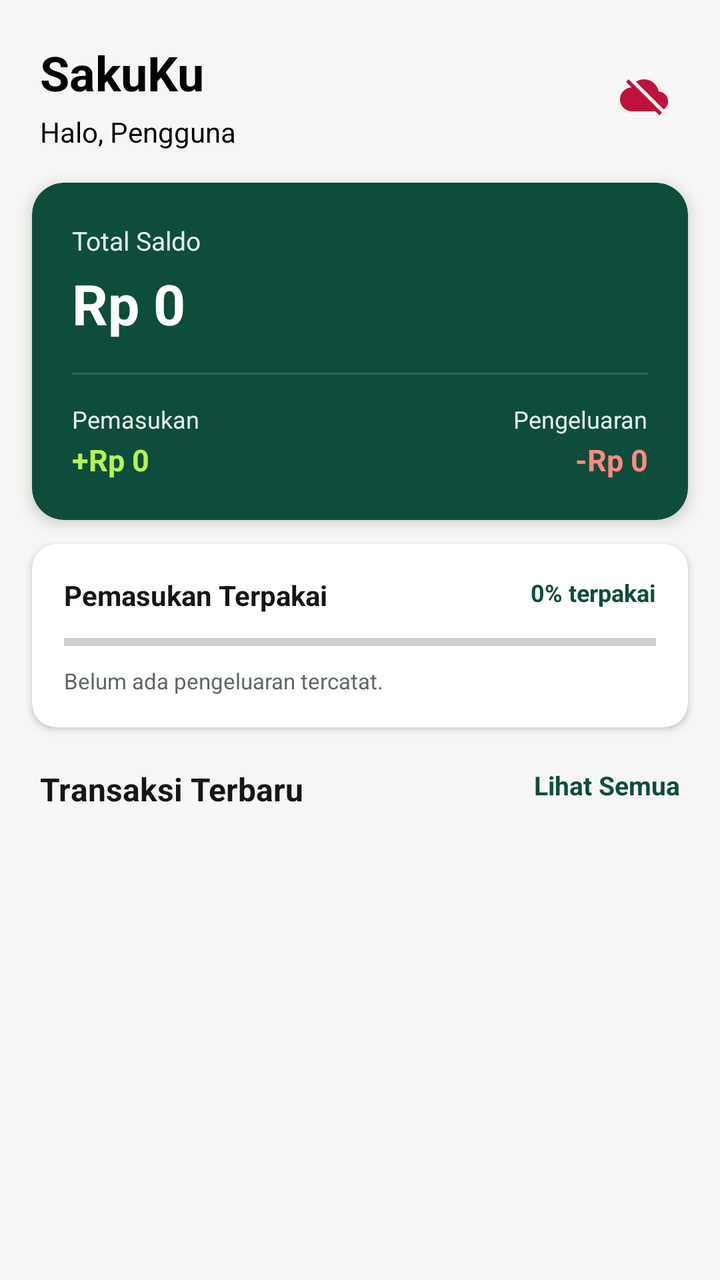
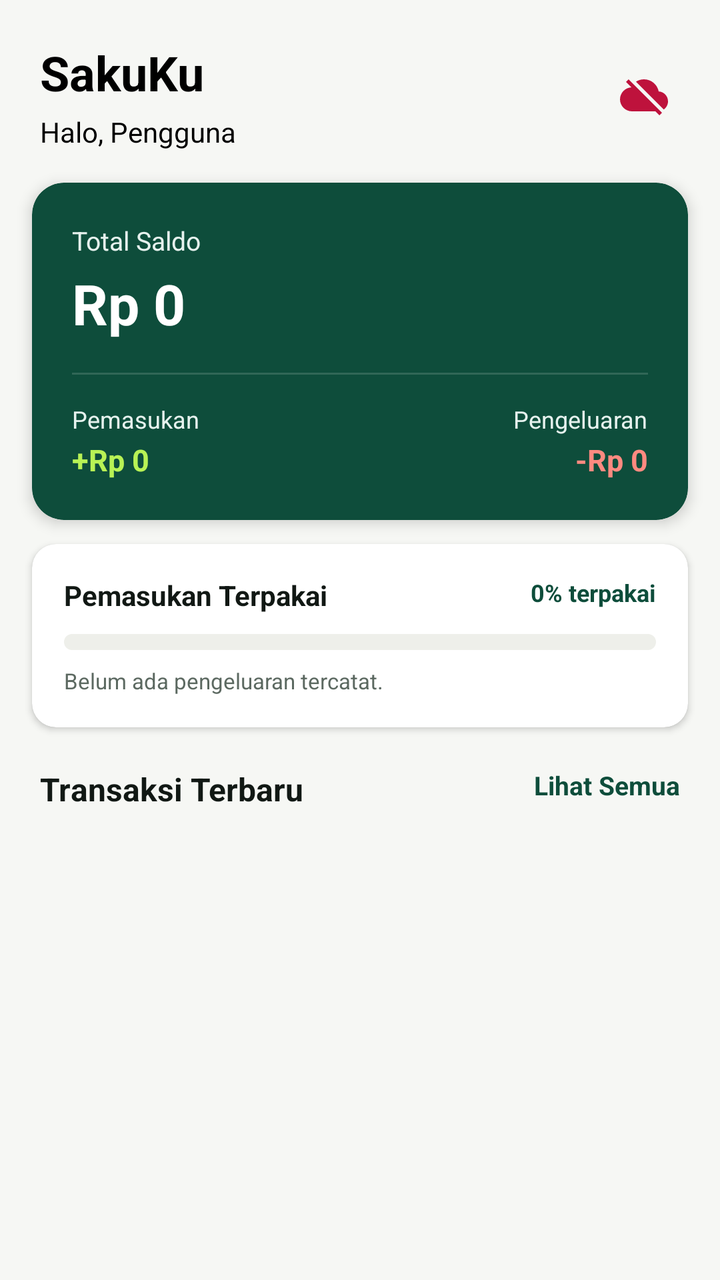

Compare the two renders of this Android layout. The source of the first and the diff that turns it into the second are given below.
<!-- AndroidManifest.xml: application theme Theme.SakuKu -->
<!-- res/layout/fragment_beranda.xml -->
<?xml version="1.0" encoding="utf-8"?>
<androidx.constraintlayout.widget.ConstraintLayout xmlns:android="http://schemas.android.com/apk/res/android"
    xmlns:app="http://schemas.android.com/apk/res-auto"
    xmlns:tools="http://schemas.android.com/tools"
    android:layout_width="match_parent"
    android:layout_height="match_parent"
    android:background="@color/canvas_stone">

    
    <androidx.core.widget.NestedScrollView
        android:id="@+id/scrollBeranda"
        android:layout_width="match_parent"
        android:layout_height="0dp"
        android:fillViewport="true"
        app:layout_constraintBottom_toBottomOf="parent"
        app:layout_constraintEnd_toEndOf="parent"
        app:layout_constraintStart_toStartOf="parent"
        app:layout_constraintTop_toTopOf="parent">

        <androidx.constraintlayout.widget.ConstraintLayout
            android:layout_width="match_parent"
            android:layout_height="wrap_content"
            android:paddingBottom="24dp">

            
            <TextView
                android:id="@+id/txtAppTitle"
                android:layout_width="0dp"
                android:layout_height="wrap_content"
                android:layout_marginStart="20dp"
                android:layout_marginTop="20dp"
                android:layout_marginEnd="12dp"
                android:text="@string/app_name"
                android:textColor="@color/black"
                android:textSize="24sp"
                android:textStyle="bold"
                app:layout_constraintEnd_toStartOf="@+id/imgStatusData"
                app:layout_constraintStart_toStartOf="parent"
                app:layout_constraintTop_toTopOf="parent" />

            <TextView
                android:id="@+id/txtGreeting"
                android:layout_width="0dp"
                android:layout_height="wrap_content"
                android:layout_marginStart="20dp"
                android:layout_marginTop="4dp"
                android:layout_marginEnd="12dp"
                android:text="Halo, Pengguna"
                android:textColor="@color/black"
                android:textSize="14sp"
                app:layout_constraintEnd_toStartOf="@+id/imgStatusData"
                app:layout_constraintStart_toStartOf="parent"
                app:layout_constraintTop_toBottomOf="@+id/txtAppTitle" />

            
            <ImageView
                android:id="@+id/imgStatusData"
                android:layout_width="44dp"
                android:layout_height="44dp"
                android:layout_marginEnd="16dp"
                android:background="?attr/selectableItemBackgroundBorderless"
                android:clickable="true"
                android:contentDescription="Status Data"
                android:focusable="true"
                android:padding="10dp"
                android:src="@drawable/baseline_cloud_off_24"
                app:layout_constraintBottom_toBottomOf="@+id/txtGreeting"
                app:layout_constraintEnd_toEndOf="parent"
                app:layout_constraintTop_toTopOf="@+id/txtAppTitle"
                app:tint="@color/expense_rose" />

            
            <androidx.cardview.widget.CardView
                android:id="@+id/cardSaldo"
                android:layout_width="0dp"
                android:layout_height="wrap_content"
                android:layout_marginHorizontal="16dp"
                android:layout_marginTop="16dp"
                app:cardBackgroundColor="@color/pine_primary"
                app:cardCornerRadius="16dp"
                app:cardElevation="4dp"
                app:layout_constraintEnd_toEndOf="parent"
                app:layout_constraintStart_toStartOf="parent"
                app:layout_constraintTop_toBottomOf="@+id/txtGreeting">

                <androidx.constraintlayout.widget.ConstraintLayout
                    android:layout_width="match_parent"
                    android:layout_height="wrap_content"
                    android:padding="20dp">

                    <TextView
                        android:id="@+id/lblTotalSaldo"
                        android:layout_width="wrap_content"
                        android:layout_height="wrap_content"
                        android:text="Total Saldo"
                        android:textColor="@color/pine_subtle"
                        android:textSize="13sp"
                        app:layout_constraintStart_toStartOf="parent"
                        app:layout_constraintTop_toTopOf="parent" />

                    <TextView
                        android:id="@+id/txtTotalSaldo"
                        android:layout_width="wrap_content"
                        android:layout_height="wrap_content"
                        android:layout_marginTop="4dp"
                        android:text="Rp 0"
                        android:textColor="@color/surface_white"
                        android:textSize="28sp"
                        android:textStyle="bold"
                        app:layout_constraintStart_toStartOf="parent"
                        app:layout_constraintTop_toBottomOf="@+id/lblTotalSaldo" />

                    <View
                        android:id="@+id/dividerSaldo"
                        android:layout_width="0dp"
                        android:layout_height="1dp"
                        android:layout_marginTop="16dp"
                        android:background="#25FFFFFF"
                        app:layout_constraintEnd_toEndOf="parent"
                        app:layout_constraintStart_toStartOf="parent"
                        app:layout_constraintTop_toBottomOf="@+id/txtTotalSaldo" />

                    
                    <TextView
                        android:id="@+id/lblPemasukan"
                        android:layout_width="wrap_content"
                        android:layout_height="wrap_content"
                        android:layout_marginTop="14dp"
                        android:text="Pemasukan"
                        android:textColor="@color/pine_subtle"
                        android:textSize="12sp"
                        app:layout_constraintStart_toStartOf="parent"
                        app:layout_constraintTop_toBottomOf="@+id/dividerSaldo" />

                    <TextView
                        android:id="@+id/txtTotalMasuk"
                        android:layout_width="wrap_content"
                        android:layout_height="wrap_content"
                        android:layout_marginTop="2dp"
                        android:text="+Rp 0"
                        android:textColor="@color/lime_accent"
                        android:textSize="15sp"
                        android:textStyle="bold"
                        app:layout_constraintStart_toStartOf="parent"
                        app:layout_constraintTop_toBottomOf="@+id/lblPemasukan" />

                    
                    <TextView
                        android:id="@+id/lblPengeluaran"
                        android:layout_width="wrap_content"
                        android:layout_height="wrap_content"
                        android:layout_marginTop="14dp"
                        android:text="Pengeluaran"
                        android:textColor="@color/pine_subtle"
                        android:textSize="12sp"
                        app:layout_constraintEnd_toEndOf="parent"
                        app:layout_constraintTop_toBottomOf="@+id/dividerSaldo" />

                    <TextView
                        android:id="@+id/txtTotalKeluar"
                        android:layout_width="wrap_content"
                        android:layout_height="wrap_content"
                        android:layout_marginTop="2dp"
                        android:text="-Rp 0"
                        android:textColor="#FF8A80"
                        android:textSize="15sp"
                        android:textStyle="bold"
                        app:layout_constraintEnd_toEndOf="parent"
                        app:layout_constraintTop_toBottomOf="@+id/lblPengeluaran" />

                </androidx.constraintlayout.widget.ConstraintLayout>
            </androidx.cardview.widget.CardView>

            
            <androidx.cardview.widget.CardView
                android:id="@+id/cardAnggaran"
                android:layout_width="0dp"
                android:layout_height="wrap_content"
                android:layout_marginHorizontal="16dp"
                android:layout_marginTop="12dp"
                app:cardBackgroundColor="@color/surface_white"
                app:cardCornerRadius="12dp"
                app:cardElevation="2dp"
                app:layout_constraintEnd_toEndOf="parent"
                app:layout_constraintStart_toStartOf="parent"
                app:layout_constraintTop_toBottomOf="@+id/cardSaldo">

                <androidx.constraintlayout.widget.ConstraintLayout
                    android:layout_width="match_parent"
                    android:layout_height="wrap_content"
                    android:padding="16dp">

                    <TextView
                        android:id="@+id/lblAnggaran"
                        android:layout_width="wrap_content"
                        android:layout_height="wrap_content"
                        android:text="Pemasukan Terpakai"
                        android:textColor="@color/text_primary"
                        android:textSize="14sp"
                        android:textStyle="bold"
                        app:layout_constraintStart_toStartOf="parent"
                        app:layout_constraintTop_toTopOf="parent" />

                    <TextView
                        android:id="@+id/txtPersenAnggaran"
                        android:layout_width="wrap_content"
                        android:layout_height="wrap_content"
                        android:text="0% terpakai"
                        android:textColor="@color/pine_primary"
                        android:textSize="12sp"
                        android:textStyle="bold"
                        app:layout_constraintEnd_toEndOf="parent"
                        app:layout_constraintTop_toTopOf="parent" />

                    <ProgressBar
                        android:id="@+id/progressAnggaran"
                        style="?android:attr/progressBarStyleHorizontal"
                        android:layout_width="0dp"
                        android:layout_height="8dp"
                        android:layout_marginTop="10dp"
                        android:progress="0"
                        android:progressTint="@color/pine_primary"
                        app:layout_constraintEnd_toEndOf="parent"
                        app:layout_constraintStart_toStartOf="parent"
                        app:layout_constraintTop_toBottomOf="@+id/lblAnggaran" />

                    <TextView
                        android:id="@+id/txtKetAnggaran"
                        android:layout_width="0dp"
                        android:layout_height="wrap_content"
                        android:layout_marginTop="8dp"
                        android:text="Belum ada pengeluaran tercatat."
                        android:textColor="@color/text_muted"
                        android:textSize="11sp"
                        app:layout_constraintEnd_toEndOf="parent"
                        app:layout_constraintStart_toStartOf="parent"
                        app:layout_constraintTop_toBottomOf="@+id/progressAnggaran" />

                </androidx.constraintlayout.widget.ConstraintLayout>
            </androidx.cardview.widget.CardView>

            
            <TextView
                android:id="@+id/lblRecent"
                android:layout_width="wrap_content"
                android:layout_height="wrap_content"
                android:layout_marginStart="20dp"
                android:layout_marginTop="20dp"
                android:text="Transaksi Terbaru"
                android:textColor="@color/text_primary"
                android:textSize="16sp"
                android:textStyle="bold"
                app:layout_constraintStart_toStartOf="parent"
                app:layout_constraintTop_toBottomOf="@+id/cardAnggaran" />

            <TextView
                android:id="@+id/txtLihatSemua"
                android:layout_width="wrap_content"
                android:layout_height="wrap_content"
                android:layout_marginTop="20dp"
                android:layout_marginEnd="20dp"
                android:text="Lihat Semua"
                android:textColor="@color/pine_primary"
                android:textSize="13sp"
                android:textStyle="bold"
                app:layout_constraintEnd_toEndOf="parent"
                app:layout_constraintTop_toBottomOf="@+id/cardAnggaran" />

            
            <androidx.recyclerview.widget.RecyclerView
                android:id="@+id/rvRecentTransaksi"
                android:layout_width="0dp"
                android:layout_height="wrap_content"
                android:layout_marginTop="8dp"
                android:nestedScrollingEnabled="false"
                app:layout_constraintEnd_toEndOf="parent"
                app:layout_constraintStart_toStartOf="parent"
                app:layout_constraintTop_toBottomOf="@+id/lblRecent"
                tools:itemCount="3"
                tools:listitem="@layout/card_transaksi" />

        </androidx.constraintlayout.widget.ConstraintLayout>
    </androidx.core.widget.NestedScrollView>

</androidx.constraintlayout.widget.ConstraintLayout>
<!-- res/layout/card_transaksi.xml (included above) -->
<?xml version="1.0" encoding="utf-8"?>
<androidx.constraintlayout.widget.ConstraintLayout xmlns:android="http://schemas.android.com/apk/res/android"
    xmlns:app="http://schemas.android.com/apk/res-auto"
    xmlns:tools="http://schemas.android.com/tools"
    android:layout_width="match_parent"
    android:layout_height="wrap_content">

    <androidx.cardview.widget.CardView
        android:layout_width="0dp"
        android:layout_height="wrap_content"
        android:layout_marginHorizontal="16dp"
        android:layout_marginVertical="6dp"
        app:cardBackgroundColor="@color/surface_white"
        app:cardCornerRadius="12dp"
        app:cardElevation="2dp"
        app:layout_constraintBottom_toBottomOf="parent"
        app:layout_constraintEnd_toEndOf="parent"
        app:layout_constraintStart_toStartOf="parent"
        app:layout_constraintTop_toTopOf="parent">

        <androidx.constraintlayout.widget.ConstraintLayout
            android:layout_width="match_parent"
            android:layout_height="wrap_content"
            android:padding="14dp">

            
            <ImageView
                android:id="@+id/imgKategori"
                android:layout_width="44dp"
                android:layout_height="44dp"
                android:background="@drawable/bg_spinner"
                android:backgroundTint="@color/pine_subtle"
                android:padding="10dp"
                android:src="@drawable/baseline_receipt_long_24"
                app:layout_constraintBottom_toBottomOf="parent"
                app:layout_constraintStart_toStartOf="parent"
                app:layout_constraintTop_toTopOf="parent"
                app:tint="@color/pine_primary" />

            
            <TextView
                android:id="@+id/txtJudul"
                android:layout_width="0dp"
                android:layout_height="wrap_content"
                android:layout_marginStart="12dp"
                android:layout_marginEnd="8dp"
                android:ellipsize="end"
                android:maxLines="1"
                android:text="Judul Transaksi"
                android:textColor="@color/text_primary"
                android:textSize="15sp"
                android:textStyle="bold"
                app:layout_constraintEnd_toStartOf="@+id/txtNominal"
                app:layout_constraintStart_toEndOf="@+id/imgKategori"
                app:layout_constraintTop_toTopOf="parent" />

            
            <TextView
                android:id="@+id/txtSubDetail"
                android:layout_width="0dp"
                android:layout_height="wrap_content"
                android:layout_marginStart="12dp"
                android:layout_marginTop="4dp"
                android:layout_marginEnd="8dp"
                android:ellipsize="end"
                android:maxLines="1"
                android:text="Kategori · Kantong · -"
                android:textColor="@color/text_muted"
                android:textSize="12sp"
                app:layout_constraintBottom_toBottomOf="parent"
                app:layout_constraintEnd_toStartOf="@+id/txtNominal"
                app:layout_constraintStart_toEndOf="@+id/imgKategori"
                app:layout_constraintTop_toBottomOf="@+id/txtJudul" />

            
            <TextView
                android:id="@+id/txtNominal"
                android:layout_width="wrap_content"
                android:layout_height="wrap_content"
                android:text="Rp 0"
                android:textColor="@color/expense_rose"
                android:textSize="15sp"
                android:textStyle="bold"
                app:layout_constraintBottom_toBottomOf="parent"
                app:layout_constraintEnd_toEndOf="parent"
                app:layout_constraintTop_toTopOf="parent" />

        </androidx.constraintlayout.widget.ConstraintLayout>
    </androidx.cardview.widget.CardView>

</androidx.constraintlayout.widget.ConstraintLayout>
<!-- resources referenced by this layout -->
<resources>
  <color name="black">#FF000000</color>
  <color name="canvas_stone">#F6F7F4</color>
  <color name="expense_rose">#BE123C</color>
  <color name="lime_accent">#B8F255</color>
  <color name="pine_primary">#0E4D3B</color>
  <color name="pine_subtle">#E6F2EE</color>
  <color name="surface_white">#FFFFFF</color>
  <color name="text_muted">#5C6961</color>
  <color name="text_primary">#111814</color>
  <!-- drawable baseline_cloud_off_24 (drawable) -->
  <vector xmlns:android="http://schemas.android.com/apk/res/android"
      android:width="24dp"
      android:height="24dp"
      android:viewportWidth="24"
      android:viewportHeight="24">
    <path
        android:fillColor="@android:color/white"
        android:pathData="M19.35,10.04C18.67,6.59 15.64,4 12,4c-1.48,0 -2.85,0.43 -4.01,1.17l13.9,13.9C23.16,18.16 24,16.68 24,15c0,-2.64 -2.05,-4.78 -4.65,-4.96zM3,5.27l2.75,2.74C2.56,8.15 0,10.77 0,14c0,3.31 2.69,6 6,6h11.73l2,2L21,20.73 4.27,4 3,5.27z"/>
  </vector>
  <!-- drawable baseline_receipt_long_24 (drawable) -->
  <vector xmlns:android="http://schemas.android.com/apk/res/android"
      android:width="24dp"
      android:height="24dp"
      android:viewportWidth="24"
      android:viewportHeight="24">
    <path
        android:fillColor="@android:color/white"
        android:pathData="M19.5,3.5L18,2l-1.5,1.5L15,2l-1.5,1.5L12,2l-1.5,1.5L9,2 7.5,3.5 6,2v14H3v3c0,1.66 1.34,3 3,3h12c1.66,0 3,-1.34 3,-3V2l-1.5,1.5zM15,20H6c-0.55,0 -1,-0.45 -1,-1v-1h10v2zm4,-1c0,0.55 -0.45,1 -1,1s-1,-0.45 -1,-1v-3H8V5h11v14zM9,7h6v2H9zm7,3H9v2h7zm-7,3h4v2H9z"/>
  </vector>
  <!-- drawable bg_spinner (drawable) -->
  <?xml version="1.0" encoding="utf-8"?>
  <shape xmlns:android="http://schemas.android.com/apk/res/android">
      <solid android:color="@color/surface_white" />
      <stroke android:width="1dp" android:color="@color/border_control" />
      <corners android:radius="8dp" />
      <padding
          android:left="12dp"
          android:top="8dp"
          android:right="12dp"
          android:bottom="8dp" />
  </shape>
  <string name="app_name">SakuKu</string>
  <style name="Theme.SakuKu" parent="Base.Theme.SakuKu" />
  <color name="border_control">#849088</color>
  <color name="white">#FFFFFFFF</color>
  <color name="pine_deep">#0A382B</color>
  <color name="surface_muted">#EEEFEA</color>
  <style name="Widget.SakuKu.BottomNavigationView" parent="Widget.Material3.BottomNavigationView">
          <item name="shapeAppearance">@style/ShapeAppearance.SakuKu.BottomNav</item>
      </style>
  <style name="ShapeAppearance.SakuKu.BottomNav" parent="">
          <item name="cornerSizeTopLeft">20dp</item>
          <item name="cornerSizeTopRight">20dp</item>
          <item name="cornerSizeBottomLeft">0dp</item>
          <item name="cornerSizeBottomRight">0dp</item>
      </style>
  <!-- unchanged entries left out for length: 1 -->
</resources>

<!-- the commit's change to res/layout/fragment_beranda.xml (unified diff, before → after) -->
@@ -58,16 +58,64 @@
                 android:layout_width="44dp"
                 android:layout_height="44dp"
                 android:layout_marginEnd="16dp"
-                android:background="?attr/selectableItemBackgroundBorderless"
-                android:clickable="true"
                 android:contentDescription="Status Data"
-                android:focusable="true"
                 android:padding="10dp"
                 android:src="@drawable/baseline_cloud_off_24"
                 app:layout_constraintBottom_toBottomOf="@+id/txtGreeting"
                 app:layout_constraintEnd_toEndOf="parent"
                 app:layout_constraintTop_toTopOf="@+id/txtAppTitle"
                 app:tint="@color/expense_rose" />
+
+            
+            <androidx.cardview.widget.CardView
+                android:id="@+id/cardErrorBeranda"
+                android:layout_width="0dp"
+                android:layout_height="wrap_content"
+                android:layout_marginHorizontal="16dp"
+                android:layout_marginTop="16dp"
+                android:visibility="gone"
+                app:cardBackgroundColor="@color/surface_white"
+                app:cardCornerRadius="12dp"
+                app:cardElevation="2dp"
+                app:layout_constraintEnd_toEndOf="parent"
+                app:layout_constraintStart_toStartOf="parent"
+                app:layout_constraintTop_toBottomOf="@+id/txtGreeting"
+                tools:visibility="gone">
+
+                <androidx.constraintlayout.widget.ConstraintLayout
+                    android:layout_width="match_parent"
+                    android:layout_height="wrap_content"
+                    android:padding="14dp">
+
+                    <TextView
+                        android:id="@+id/txtErrorBeranda"
+                        android:layout_width="0dp"
+                        android:layout_height="wrap_content"
+                        android:layout_marginEnd="12dp"
+                        android:text="Gagal memuat data dari server. Pastikan server aktif."
+                        android:textColor="@color/expense_rose"
+                        android:textSize="12sp"
+                        app:layout_constraintBottom_toBottomOf="parent"
+                        app:layout_constraintEnd_toStartOf="@+id/btnCobaLagiBeranda"
+                        app:layout_constraintStart_toStartOf="parent"
+                        app:layout_constraintTop_toTopOf="parent" />
+
+                    <com.google.android.material.button.MaterialButton
+                        android:id="@+id/btnCobaLagiBeranda"
+                        android:layout_width="wrap_content"
+                        android:layout_height="48dp"
+                        android:backgroundTint="@color/pine_primary"
+                        android:minWidth="88dp"
+                        android:text="Coba Lagi"
+                        android:textAllCaps="false"
+                        android:textColor="@color/white"
+                        android:textSize="12sp"
+                        app:cornerRadius="10dp"
+                        app:layout_constraintBottom_toBottomOf="parent"
+                        app:layout_constraintEnd_toEndOf="parent"
+                        app:layout_constraintTop_toTopOf="parent" />
+                </androidx.constraintlayout.widget.ConstraintLayout>
+            </androidx.cardview.widget.CardView>
 
             
             <androidx.cardview.widget.CardView
@@ -81,7 +129,7 @@
                 app:cardElevation="4dp"
                 app:layout_constraintEnd_toEndOf="parent"
                 app:layout_constraintStart_toStartOf="parent"
-                app:layout_constraintTop_toBottomOf="@+id/txtGreeting">
+                app:layout_constraintTop_toBottomOf="@+id/cardErrorBeranda">
 
                 <androidx.constraintlayout.widget.ConstraintLayout
                     android:layout_width="match_parent"
@@ -212,17 +260,22 @@
                         app:layout_constraintEnd_toEndOf="parent"
                         app:layout_constraintTop_toTopOf="parent" />
 
-                    <ProgressBar
+                    <com.google.android.material.progressindicator.LinearProgressIndicator
                         android:id="@+id/progressAnggaran"
-                        style="?android:attr/progressBarStyleHorizontal"
                         android:layout_width="0dp"
-                        android:layout_height="8dp"
+                        android:layout_height="wrap_content"
                         android:layout_marginTop="10dp"
+                        android:max="10000"
                         android:progress="0"
-                        android:progressTint="@color/pine_primary"
-                        app:layout_constraintEnd_toEndOf="parent"
-                        app:layout_constraintStart_toStartOf="parent"
-                        app:layout_constraintTop_toBottomOf="@+id/lblAnggaran" />
+                        app:indicatorColor="@color/pine_primary"
+                        app:indicatorTrackGapSize="0dp"
+                        app:layout_constraintEnd_toEndOf="parent"
+                        app:layout_constraintStart_toStartOf="parent"
+                        app:layout_constraintTop_toBottomOf="@+id/lblAnggaran"
+                        app:trackColor="@color/surface_muted"
+                        app:trackCornerRadius="4dp"
+                        app:trackStopIndicatorSize="0dp"
+                        app:trackThickness="8dp" />
 
                     <TextView
                         android:id="@+id/txtKetAnggaran"
